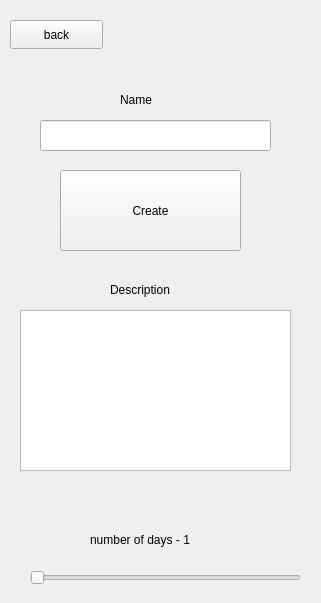
Qt form createhabit.ui (oleksandrhf/GoHabit) before a commit.
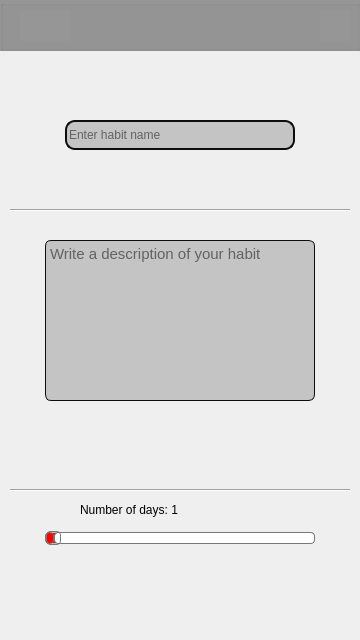
The same form after that commit. Icons and pictures are not drawn.

Commit message: add Achievements page UI and menu,today Button icons

Diff of the .ui file:
```diff
--- a/createhabit.ui
+++ b/createhabit.ui
@@ -6,45 +6,111 @@
    <rect>
     <x>0</x>
     <y>0</y>
-    <width>321</width>
-    <height>603</height>
+    <width>360</width>
+    <height>640</height>
    </rect>
   </property>
   <property name="windowTitle">
    <string>Form</string>
   </property>
+  <property name="styleSheet">
+   <string notr="true"/>
+  </property>
   <widget class="QLineEdit" name="lineEdit">
    <property name="geometry">
     <rect>
-     <x>40</x>
+     <x>65</x>
      <y>120</y>
-     <width>231</width>
-     <height>31</height>
+     <width>230</width>
+     <height>30</height>
     </rect>
    </property>
-  </widget>
-  <widget class="QLabel" name="label">
-   <property name="geometry">
-    <rect>
-     <x>120</x>
-     <y>90</y>
-     <width>63</width>
-     <height>20</height>
-    </rect>
+   <property name="styleSheet">
+    <string notr="true">QLineEdit {
+border-radius: 10px;
+background-color: #c4c4c4 ;
+border:2px solid #0d0d0d;
+}
+
+QLineEdit:focus {
+border:2px solid #87bbff;
+}
+
+</string>
    </property>
    <property name="text">
-    <string>Name</string>
+    <string/>
+   </property>
+   <property name="placeholderText">
+    <string>Enter habit name</string>
    </property>
   </widget>
   <widget class="QSlider" name="horizontalSlider">
    <property name="geometry">
     <rect>
-     <x>30</x>
-     <y>570</y>
-     <width>271</width>
+     <x>45</x>
+     <y>530</y>
+     <width>270</width>
      <height>16</height>
     </rect>
    </property>
+   <property name="styleSheet">
+    <string notr="true">QSlider::groove:horizontal {
+border: 1px solid #bbb;
+background: red;
+height: 10px;
+border-radius: 4px;
+}
+QSlider::sub-page:horizontal {
+background: qlineargradient(x1: 0, y1: 0,    x2: 0, y2: 1,
+    stop: 0 #66e, stop: 1 #bbf);
+background: qlineargradient(x1: 0, y1: 0.2, x2: 1, y2: 1,
+    stop: 0 #bbf, stop: 1 #55f);
+border: 1px solid #777;
+height: 10px;
+border-radius: 4px;
+}
+
+QSlider::add-page:horizontal {
+background: #fff;
+border: 1px solid #777;
+height: 10px;
+border-radius: 4px;
+}
+
+QSlider::handle:horizontal {
+background: qlineargradient(x1:0, y1:0, x2:1, y2:1,
+    stop:0 #eee, stop:1 #ccc);
+border: 1px solid #777;
+width: 13px;
+margin-top: -2px;
+margin-bottom: -2px;
+border-radius: 4px;
+}
+
+QSlider::handle:horizontal:hover {
+background: qlineargradient(x1:0, y1:0, x2:1, y2:1,
+    stop:0 #fff, stop:1 #ddd);
+border: 1px solid #444;
+border-radius: 4px;
+}
+
+QSlider::sub-page:horizontal:disabled {
+background: #bbb;
+border-color: #999;
+}
+
+QSlider::add-page:horizontal:disabled {
+background: #eee;
+border-color: #999;
+}
+
+QSlider::handle:horizontal:disabled {
+background: #eee;
+border: 1px solid #aaa;
+border-radius: 4px;
+}</string>
+   </property>
    <property name="minimum">
     <number>3</number>
    </property>
@@ -61,70 +127,180 @@
   <widget class="QLabel" name="label_2">
    <property name="geometry">
     <rect>
-     <x>90</x>
-     <y>530</y>
+     <x>80</x>
+     <y>500</y>
      <width>131</width>
      <height>20</height>
     </rect>
    </property>
    <property name="text">
-    <string notr="true">number of days - 1</string>
-   </property>
-  </widget>
-  <widget class="QPushButton" name="pushButton">
-   <property name="geometry">
-    <rect>
-     <x>60</x>
-     <y>170</y>
-     <width>181</width>
-     <height>81</height>
-    </rect>
-   </property>
-   <property name="text">
-    <string>Create</string>
-   </property>
-  </widget>
-  <widget class="QPushButton" name="pushButton_2">
-   <property name="geometry">
-    <rect>
-     <x>10</x>
-     <y>20</y>
-     <width>93</width>
-     <height>29</height>
-    </rect>
-   </property>
-   <property name="text">
-    <string>back</string>
+    <string notr="true">Number of days: 1</string>
    </property>
   </widget>
   <widget class="QTextEdit" name="textEdit">
    <property name="geometry">
     <rect>
-     <x>20</x>
-     <y>310</y>
-     <width>271</width>
+     <x>45</x>
+     <y>240</y>
+     <width>270</width>
      <height>161</height>
     </rect>
    </property>
+   <property name="font">
+    <font>
+     <pointsize>11</pointsize>
+    </font>
+   </property>
+   <property name="styleSheet">
+    <string notr="true">QTextEdit {
+border-radius: 6px;
+background-color: #c4c4c4 ;
+border:0.5px solid #0d0d0d;
+}</string>
+   </property>
    <property name="html">
     <string>&lt;!DOCTYPE HTML PUBLIC &quot;-//W3C//DTD HTML 4.0//EN&quot; &quot;http://www.w3.org/TR/REC-html40/strict.dtd&quot;&gt;
 &lt;html&gt;&lt;head&gt;&lt;meta name=&quot;qrichtext&quot; content=&quot;1&quot; /&gt;&lt;meta charset=&quot;utf-8&quot; /&gt;&lt;style type=&quot;text/css&quot;&gt;
 p, li { white-space: pre-wrap; }
-&lt;/style&gt;&lt;/head&gt;&lt;body style=&quot; font-family:'Segoe UI'; font-size:9pt; font-weight:400; font-style:normal;&quot;&gt;
-&lt;p style=&quot;-qt-paragraph-type:empty; margin-top:0px; margin-bottom:0px; margin-left:0px; margin-right:0px; -qt-block-indent:0; text-indent:0px;&quot;&gt;&lt;br /&gt;&lt;/p&gt;&lt;/body&gt;&lt;/html&gt;</string>
+&lt;/style&gt;&lt;/head&gt;&lt;body style=&quot; font-family:'Segoe UI'; font-size:11pt; font-weight:400; font-style:normal;&quot;&gt;
+&lt;p style=&quot;-qt-paragraph-type:empty; margin-top:0px; margin-bottom:0px; margin-left:0px; margin-right:0px; -qt-block-indent:0; text-indent:0px; font-size:9pt;&quot;&gt;&lt;br /&gt;&lt;/p&gt;&lt;/body&gt;&lt;/html&gt;</string>
    </property>
+   <property name="placeholderText">
+    <string>Write a description of your habit</string>
+   </property>
   </widget>
-  <widget class="QLabel" name="label_3">
+  <widget class="QGroupBox" name="groupBox_2">
    <property name="geometry">
     <rect>
-     <x>110</x>
-     <y>280</y>
-     <width>151</width>
+     <x>0</x>
+     <y>0</y>
+     <width>361</width>
+     <height>51</height>
+    </rect>
+   </property>
+   <property name="styleSheet">
+    <string notr="true">position: absolute;
+width: 360px;
+height: 65px;
+left: 0px;
+top: 0px;
+
+background: #969696;
+
+
+
+</string>
+   </property>
+   <property name="title">
+    <string/>
+   </property>
+   <widget class="QPushButton" name="pushButton">
+    <property name="geometry">
+     <rect>
+      <x>290</x>
+      <y>0</y>
+      <width>71</width>
+      <height>51</height>
+     </rect>
+    </property>
+    <property name="styleSheet">
+     <string notr="true">border: medium none;
+  background-image: none; 
+  background: transparent;
+  float: left;
+  background-color: transparent;</string>
+    </property>
+    <property name="text">
+     <string/>
+    </property>
+   </widget>
+   <widget class="QLabel" name="label_4">
+    <property name="geometry">
+     <rect>
+      <x>320</x>
+      <y>10</y>
+      <width>31</width>
+      <height>31</height>
+     </rect>
+    </property>
+    <property name="text">
+     <string/>
+    </property>
+    <property name="pixmap">
+     <pixmap resource="recources.qrc">:/img/pick/Save.png</pixmap>
+    </property>
+   </widget>
+   <widget class="QLabel" name="label_5">
+    <property name="geometry">
+     <rect>
+      <x>20</x>
+      <y>10</y>
+      <width>51</width>
+      <height>31</height>
+     </rect>
+    </property>
+    <property name="text">
+     <string/>
+    </property>
+    <property name="pixmap">
+     <pixmap resource="recources.qrc">:/img/pick/Back.png</pixmap>
+    </property>
+   </widget>
+   <widget class="QPushButton" name="pushButton_2">
+    <property name="geometry">
+     <rect>
+      <x>0</x>
+      <y>0</y>
+      <width>71</width>
+      <height>51</height>
+     </rect>
+    </property>
+    <property name="styleSheet">
+     <string notr="true">border: medium none;
+  background-image: none; 
+  background: transparent;
+  float: left;
+  background-color: transparent;</string>
+    </property>
+    <property name="text">
+     <string/>
+    </property>
+   </widget>
+   <zorder>label_5</zorder>
+   <zorder>label_4</zorder>
+   <zorder>pushButton</zorder>
+   <zorder>pushButton_2</zorder>
+  </widget>
+  <widget class="Line" name="line_2">
+   <property name="geometry">
+    <rect>
+     <x>10</x>
+     <y>480</y>
+     <width>340</width>
      <height>20</height>
     </rect>
    </property>
-   <property name="text">
-    <string>Description</string>
+   <property name="lineWidth">
+    <number>1</number>
+   </property>
+   <property name="orientation">
+    <enum>Qt::Horizontal</enum>
+   </property>
+  </widget>
+  <widget class="Line" name="line_3">
+   <property name="geometry">
+    <rect>
+     <x>10</x>
+     <y>200</y>
+     <width>340</width>
+     <height>20</height>
+    </rect>
+   </property>
+   <property name="lineWidth">
+    <number>1</number>
+   </property>
+   <property name="orientation">
+    <enum>Qt::Horizontal</enum>
    </property>
   </widget>
  </widget>
```
Left out of the diff: 11 changed lines with no effect on the pictures. The commit also changes 23 other files.
